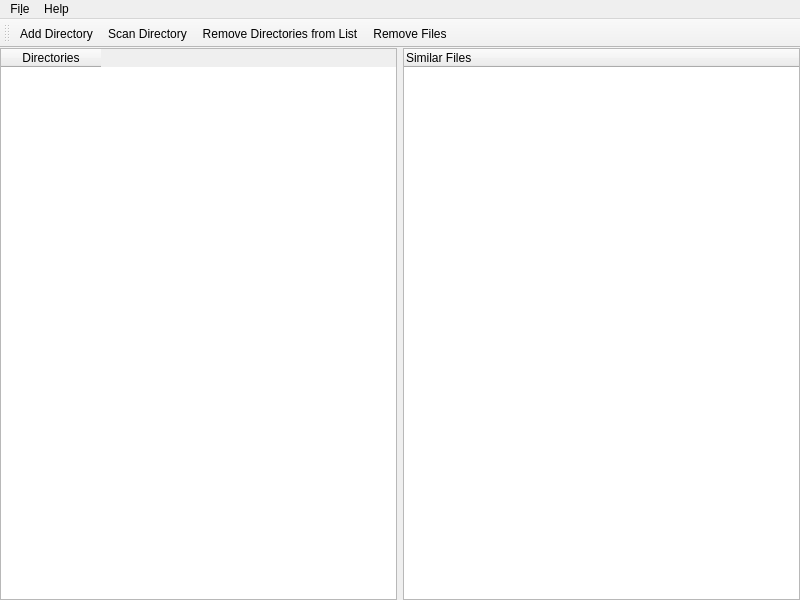
This is mainwindow.ui in nothingelsematters/similar-files as Qt 5 draws it before an edit. The edited form follows.
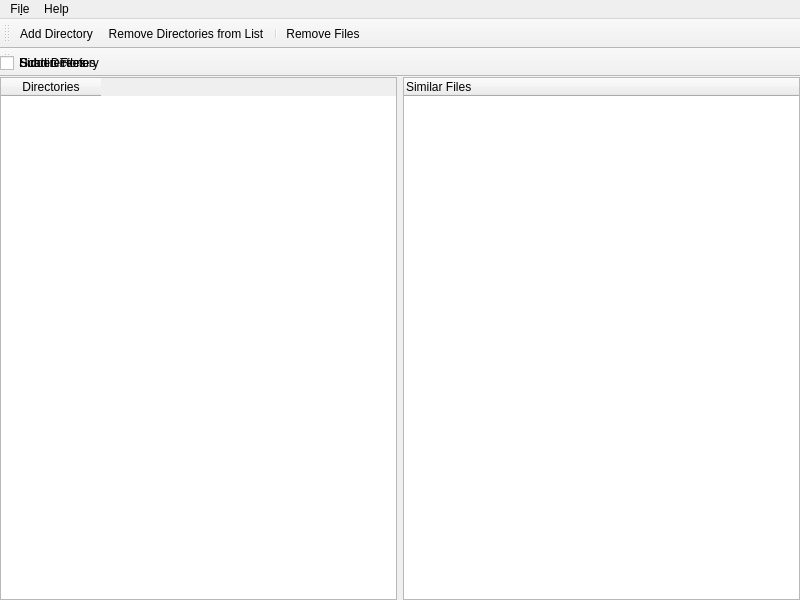
This is the edited form.

Commit message: :zap: improving performance, parameters scan added

The edit to the form file:
```diff
--- a/mainwindow.ui
+++ b/mainwindow.ui
@@ -29,9 +29,6 @@
     </property>
     <item>
      <widget class="QTableWidget" name="leftTableWidget">
-      <attribute name="headerStretchLastSection">
-       <bool>true</bool>
-      </attribute>
       <column>
        <property name="text">
         <string>Directories</string>
@@ -96,10 +93,32 @@
     <bool>false</bool>
    </attribute>
    <addaction name="actionAdd_Directory"/>
-   <addaction name="actionScan_Directory"/>
    <addaction name="actionRemove_Directories_From_List"/>
+   <addaction name="separator"/>
    <addaction name="actionRemove_Files"/>
   </widget>
+  <widget class="QToolBar" name="paramsBar">
+   <property name="windowTitle">
+    <string>toolBar</string>
+   </property>
+   <attribute name="toolBarArea">
+    <enum>TopToolBarArea</enum>
+   </attribute>
+   <attribute name="toolBarBreak">
+    <bool>true</bool>
+   </attribute>
+   <widget class="QCheckBox" name="recursive">
+       <property name="text">
+           <string>Subdirectories</string>
+       </property>
+   </widget>
+   <widget class="QCheckBox" name="hidden">
+       <property name="text">
+           <string>Hidden Files</string>
+       </property>
+   </widget>
+     <addaction name="actionScan_Directory"/>
+  </widget>
   <action name="actionAdd_Directory">
    <property name="text">
     <string>&amp;Add Directory...</string>
```
Left out of the diff: 12 changed lines with no effect on the pictures. Lines whose indentation alone changed are shown as unchanged. The commit also changes 4 other files.
